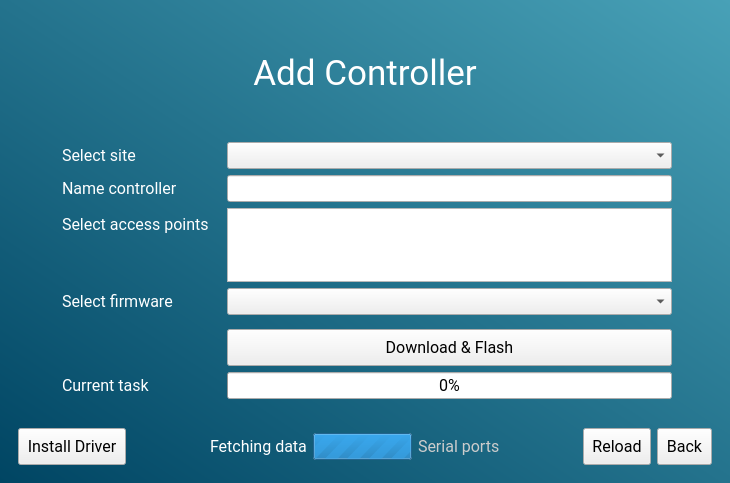
Above: uis/mainwindow.ui from InamataIO/Flasher before the change. Below: the same form after it.
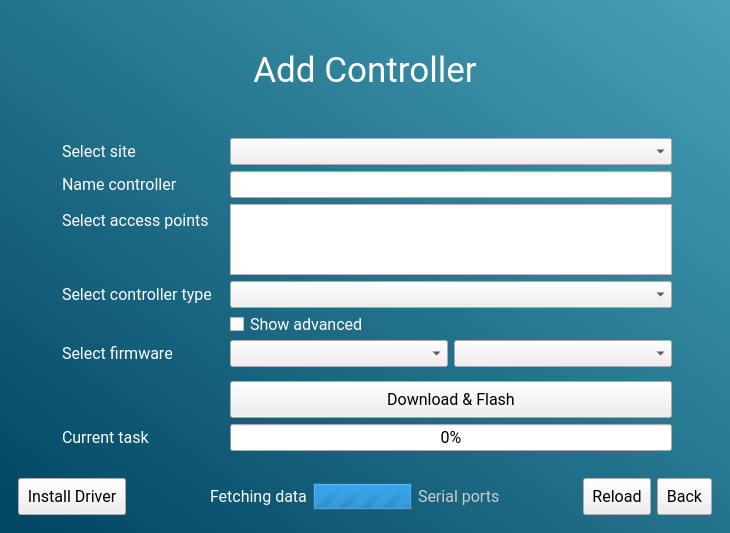
That is the form after the change. The open tabs and pages were chosen to show the change. Icons and pictures are not drawn.

Commit message:
30-support-firmware-variants
Why:

- Allow filtering by firmware variants
- Filter firmware variant by controller type

This change addresses the need by:

- Get firmware variants from the server
- Update add and replace controller pages
  - Add firmware variant dropdown
  - Add firmware version dropdown
  - Add controller type dropdown

Checklist:

- [x] Reviewers have been added
- [x] Draft state has been removed

Closes #30
Closes #18

```diff
--- a/uis/mainwindow.ui
+++ b/uis/mainwindow.ui
@@ -7,7 +7,7 @@
     <x>0</x>
     <y>0</y>
     <width>730</width>
-    <height>483</height>
+    <height>533</height>
    </rect>
   </property>
   <property name="minimumSize">
@@ -38,10 +38,13 @@
   border : 0;
   background-color: rgba(255, 255, 255, 0);
 }*/
-QLabel {
+QLabel, QCheckBox {
   font-size: 16px;
   color: white;
 }
+QCheckBox::indicator::checked {
+  background-color: #eb6209;
+}
 QListView::item{height: 32px}
 
 #loginForm_2 QPushButton {
@@ -900,13 +903,6 @@
              </property>
             </widget>
            </item>
-           <item row="5" column="0">
-            <widget class="QLabel" name="label_14">
-             <property name="text">
-              <string>Select firmware</string>
-             </property>
-            </widget>
-           </item>
            <item row="5" column="1">
             <widget class="QComboBox" name="replaceControllerFirmwaresComboBox"/>
            </item>
@@ -1104,50 +1100,6 @@
            <item row="1" column="1">
             <widget class="QLineEdit" name="addControllerNameLineEdit"/>
            </item>
-           <item row="2" column="1">
-            <widget class="QListView" name="addControllerAPListView">
-             <property name="maximumSize">
-              <size>
-               <width>16777215</width>
-               <height>100</height>
-              </size>
-             </property>
-             <property name="toolTip">
-              <string>Checked WiFi connections are saved to the controller</string>
-             </property>
-            </widget>
-           </item>
-           <item row="4" column="0">
-            <widget class="QLabel" name="label_9">
-             <property name="text">
-              <string>Select firmware</string>
-             </property>
-            </widget>
-           </item>
-           <item row="4" column="1">
-            <widget class="QComboBox" name="addControllerFirmwaresComboBox"/>
-           </item>
-           <item row="6" column="1">
-            <widget class="QProgressBar" name="addControllerProgressBar">
-             <property name="value">
-              <number>0</number>
-             </property>
-            </widget>
-           </item>
-           <item row="6" column="0">
-            <widget class="QLabel" name="addControllerProgressText">
-             <property name="text">
-              <string>Current task</string>
-             </property>
-            </widget>
-           </item>
-           <item row="5" column="1">
-            <widget class="QPushButton" name="addControllerFlashButton">
-             <property name="text">
-              <string>Download &amp;&amp; Flash</string>
-             </property>
-            </widget>
-           </item>
            <item row="2" column="0">
             <widget class="QLabel" name="label_15">
              <property name="text">
@@ -1158,6 +1110,78 @@
              </property>
             </widget>
            </item>
+           <item row="2" column="1">
+            <widget class="QListView" name="addControllerAPListView">
+             <property name="maximumSize">
+              <size>
+               <width>16777215</width>
+               <height>100</height>
+              </size>
+             </property>
+             <property name="toolTip">
+              <string>Checked WiFi connections are saved to the controller</string>
+             </property>
+            </widget>
+           </item>
+           <item row="3" column="0">
+            <widget class="QLabel" name="label_14">
+             <property name="text">
+              <string>Select controller type</string>
+             </property>
+            </widget>
+           </item>
+           <item row="3" column="1">
+            <widget class="QComboBox" name="addControllerControllerTypesComboBox"/>
+           </item>
+           <item row="4" column="1">
+            <layout class="QHBoxLayout" name="horizontalLayout_14">
+             <item>
+              <widget class="QCheckBox" name="addControllerShowAdvancedButton">
+               <property name="text">
+                <string>Show advanced</string>
+               </property>
+              </widget>
+             </item>
+            </layout>
+           </item>
+           <item row="5" column="0">
+            <widget class="QLabel" name="addControllerFirmwareLabel">
+             <property name="text">
+              <string>Select firmware</string>
+             </property>
+            </widget>
+           </item>
+           <item row="5" column="1">
+            <layout class="QHBoxLayout" name="addControllerFirmwareBox">
+             <item>
+              <widget class="QComboBox" name="addControllerFirmwareVariantsComboBox"/>
+             </item>
+             <item>
+              <widget class="QComboBox" name="addControllerFirmwareVersionsComboBox"/>
+             </item>
+            </layout>
+           </item>
+           <item row="7" column="1">
+            <widget class="QPushButton" name="addControllerFlashButton">
+             <property name="text">
+              <string>Download &amp;&amp; Flash</string>
+             </property>
+            </widget>
+           </item>
+           <item row="8" column="0">
+            <widget class="QLabel" name="addControllerProgressText">
+             <property name="text">
+              <string>Current task</string>
+             </property>
+            </widget>
+           </item>
+           <item row="8" column="1">
+            <widget class="QProgressBar" name="addControllerProgressBar">
+             <property name="value">
+              <number>0</number>
+             </property>
+            </widget>
+           </item>
           </layout>
          </widget>
         </item>
```
Left out of the diff: 41 changed lines with no effect on the pictures. The commit also changes 11 other files.
